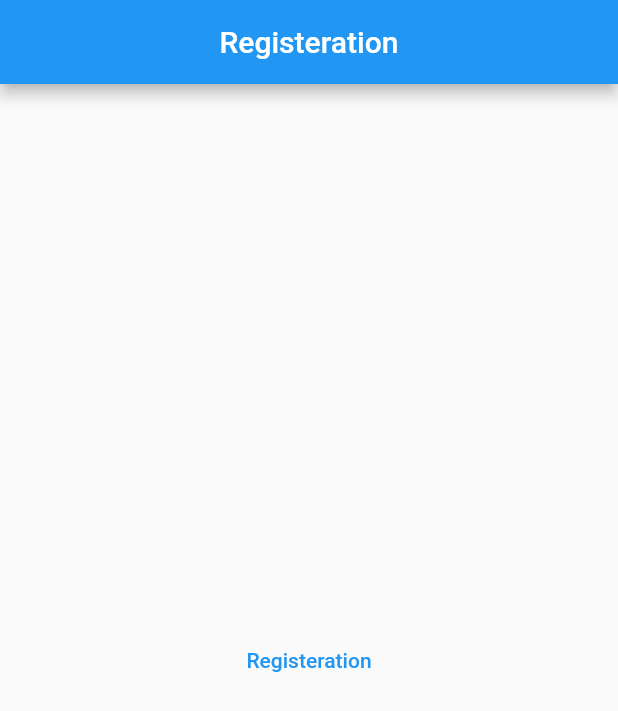
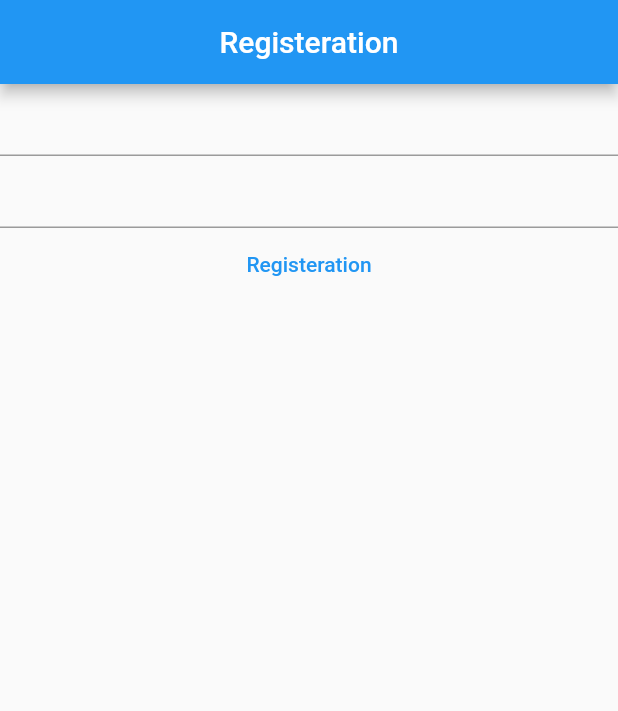
Before and after one commit to arbazfareed/flutter-practice-project, a Flutter app: the screen it shows after launch, on a phone screen of 412 x 824 dp. Shown: the top 711 px of the screen. Run offline on Flutter 3.47's test engine with Material 2 defaults, Android fonts, the phone set to English and light mode, and no system bars.

Commit message:
Basic Filed create

```diff
--- a/lib/main.dart
+++ b/lib/main.dart
@@ -7,9 +7,17 @@ void main() {
 }
 
 class MyApp extends StatelessWidget {
-  const MyApp({Key? key});
+  MyApp({Key? key});
+ late final TextEditingController _email;
+ late final TextEditingController _password;
+  @override
+  void initState()
+  {
+    _email=TextEditingController();
+    _password=TextEditingController();
+   // super.initState();
+  }
 
-  @override
   Widget build(BuildContext context) {
     return MaterialApp(
       home: Scaffold(
@@ -20,11 +28,19 @@ class MyApp extends StatelessWidget {
           ),
         ),
         body: Center(
-          child: TextButton(
-            onPressed: ()async{},
-            child:  Text('Registeration',
+          child: Column(
+            children: [
+              TextField(),
+              TextField(),
 
-            ),
+              TextButton(
+
+                onPressed: ()async{},
+                child:  Text('Registeration',
+
+                ),
+              ),
+            ],
           ),
         ),
       )
```
